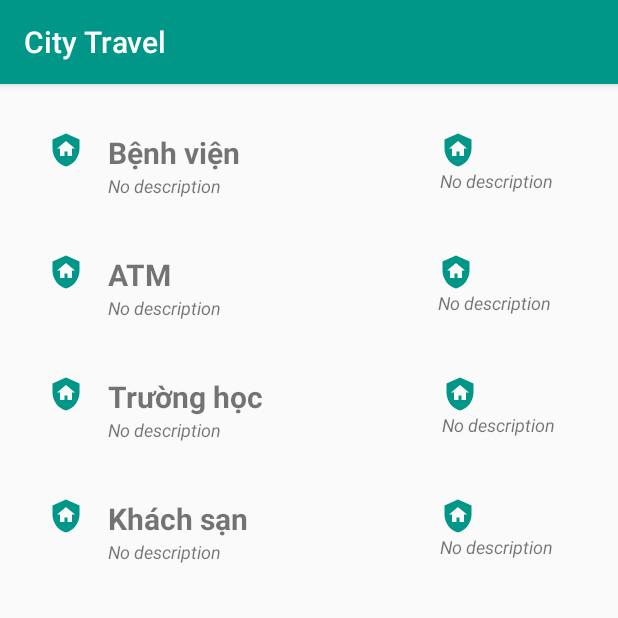
After one commit to MinhDat/City-Travel, an Android app: the fragment_search_locations screen opened directly, with no data from a screen before it, on a phone screen of 412 x 824 dp, the top half of it. The commit adds this screen. Run offline under Robolectric (Android 15) with nearby library versions, the phone set to English and light mode, and no system bars; 2 statements that could not run were skipped.

Commit message:
add search location

```diff
--- a/CityTravel/app/build.gradle
+++ b/CityTravel/app/build.gradle
@@ -33,4 +33,5 @@ dependencies {
     compile 'com.roughike:bottom-bar:2.0.+'
     compile 'com.android.support:recyclerview-v7:24.0.+'
     testCompile 'junit:junit:4.12'
+    compile 'com.mcxiaoke.volley:library-aar:1.0.0'
 }
--- a/CityTravel/app/src/main/AndroidManifest.xml
+++ b/CityTravel/app/src/main/AndroidManifest.xml
@@ -45,6 +45,10 @@
             android:theme="@style/AppTheme.NoActionBar">
 
         </activity>
+		 <activity android:name=".fragment_search_locations"
+            android:screenOrientation="portrait"
+            android:theme="@style/AppTheme">
+        </activity>
     </application>
 
 </manifest>
--- a/CityTravel/app/src/main/java/com/example/thaianhit/citytravel/CustomRecyclerAdapter.java
+++ b/CityTravel/app/src/main/java/com/example/thaianhit/citytravel/CustomRecyclerAdapterSearch.java
@@ -1,13 +1,13 @@
 package com.example.thaianhit.citytravel;
 
+/**
+ * Created by NGUYEN TUAN ANH on 11/8/2016.
+ */
 import android.content.Context;
 import android.support.v7.widget.RecyclerView;
-import android.text.Layout;
-import android.util.Log;
 import android.view.LayoutInflater;
 import android.view.View;
 import android.view.ViewGroup;
-import android.view.animation.AlphaAnimation;
 import android.view.animation.Animation;
 import android.view.animation.AnimationUtils;
 import android.widget.ImageView;
@@ -16,22 +16,18 @@ import android.widget.TextView;
 
 import java.util.ArrayList;
 import java.util.List;
-import com.example.thaianhit.citytravel.CustomRecyclerAdapter.RecyclerViewHolder;
-/**
- * Created by NGUYEN TUAN ANH on 11/8/2016.
- */
-
-public class CustomRecyclerAdapter extends RecyclerView.Adapter<RecyclerViewHolder>  {
-    private List<DataRecycler> listData = new ArrayList<DataRecycler>();
+import com.example.thaianhit.citytravel.CustomRecyclerAdapterSearch.RecyclerViewHolder;
+public class CustomRecyclerAdapterSearch extends RecyclerView.Adapter<RecyclerViewHolder>  {
+    private List<DataRecyclerSearch> listData = new ArrayList<DataRecyclerSearch>();
     private int lastPosition = -1;
     private Context context;
 
-    public CustomRecyclerAdapter(List<DataRecycler> listData,Context context) {
+    public CustomRecyclerAdapterSearch(List<DataRecyclerSearch> listData, Context context) {
         this.listData = listData;
         this.context=context;
     }
 
-    public void updateList(List<DataRecycler> data) {
+    public void updateList(List<DataRecyclerSearch> data) {
         listData = data;
         notifyDataSetChanged();
     }
@@ -42,12 +38,18 @@ public class CustomRecyclerAdapter extends RecyclerView.Adapter<RecyclerViewHold
     }
 
     @Override
-    public RecyclerViewHolder onCreateViewHolder(ViewGroup viewGroup,
-                                                 int position) {
+    public RecyclerViewHolder onCreateViewHolder(ViewGroup viewGroup, int position) {
         LayoutInflater inflater = LayoutInflater.from(viewGroup.getContext());
-        View itemView = inflater.inflate(R.layout.item_recycler, viewGroup, false);
+        View itemView = inflater.inflate(R.layout.item_recycler_search_location, viewGroup, false);
         return new RecyclerViewHolder(itemView);
     }
+
+    @Override
+    public void onBindViewHolder(RecyclerViewHolder holder, int position) {
+        holder.name_location.setText(listData.get(position).getName());
+       setAnimation(holder.container,position);
+    }
+
     public void setAnimation(View viewToAnimate, int position)
     {
         // If the bound view wasn't previously displayed on screen, it's animated
@@ -58,13 +60,9 @@ public class CustomRecyclerAdapter extends RecyclerView.Adapter<RecyclerViewHold
             lastPosition = position;
         }
     }
-    @Override
-    public void onBindViewHolder(RecyclerViewHolder viewHolder, int position) {
-        viewHolder.txtName.setText(listData.get(position).getName());
-        setAnimation(viewHolder.container,position);
-    }
 
-    public void addItem(int position, DataRecycler data) {
+
+    public void addItem(int position, DataRecyclerSearch data) {
         listData.add(position, data);
         notifyItemInserted(position);
     }
@@ -75,20 +73,23 @@ public class CustomRecyclerAdapter extends RecyclerView.Adapter<RecyclerViewHold
     }
 
 
-
     public class RecyclerViewHolder extends RecyclerView.ViewHolder implements
             View.OnClickListener {
 
-        public TextView txtName;
-        public TextView txtDescription;
-        public ImageView img_icon;
+        public ImageView photo_location;
+        public TextView name_location;
+        public TextView discriptionlocation;
+        public ImageView ratinglocation;
+        public TextView text_rating;
         LinearLayout container;
         public RecyclerViewHolder(View itemView) {
             super(itemView);
-            container=(LinearLayout) itemView.findViewById(R.id.item_recycler);
-            txtName = (TextView) itemView.findViewById(R.id.category_name);
-            txtDescription=(TextView)itemView.findViewById(R.id.category_description);
-            img_icon = (ImageView) itemView.findViewById(R.id.category_photo);
+            container=(LinearLayout) itemView.findViewById(R.id.recyclersearch);
+            photo_location=(ImageView)itemView.findViewById(R.id.photo_location);
+            name_location=(TextView)itemView.findViewById(R.id.name_location);
+            discriptionlocation=(TextView)itemView.findViewById(R.id.description_location);
+            ratinglocation=(ImageView)itemView.findViewById(R.id.rating_location);
+            text_rating=(TextView)itemView.findViewById(R.id.text_rating);
         }
 
         // remove item when click button delete
--- a/CityTravel/app/src/main/java/com/example/thaianhit/citytravel/DataRecycler.java
+++ b/CityTravel/app/src/main/java/com/example/thaianhit/citytravel/DataRecyclerHome.java
@@ -4,13 +4,13 @@ package com.example.thaianhit.citytravel;
  * Created by NGUYEN TUAN ANH on 11/8/2016.
  */
 
-public class DataRecycler {
+public class DataRecyclerHome {
     // Tên của danh mục tìm kiếm: Bệnh viện, Cửa hàng,...
     public String name;
     // Phần mô tả cho danh mục đó
     public String Description;
     // Khởi tạo dữ liệu cho danh mục
-    public DataRecycler(String name,String Description) {
+    public DataRecyclerHome(String name, String Description) {
         this.name = name;
         this.Description=Description;
     }
--- /dev/null
+++ b/CityTravel/app/src/main/java/com/example/thaianhit/citytravel/DataRecyclerSearch.java
@@ -0,0 +1,32 @@
+package com.example.thaianhit.citytravel;
+
+/**
+ * Created by NGUYEN TUAN ANH on 11/9/2016.
+ */
+
+public class DataRecyclerSearch {
+        public String name;
+        // Phần mô tả cho danh mục đó
+        public String Description;
+        public String rating;
+        // Khởi tạo dữ liệu cho danh mục
+        public DataRecyclerSearch(String name, String Description,String rating) {
+            this.name = name;
+            this.Description=Description;
+            this.rating=rating;
+        }
+        // Lấy tên danh mục
+        public String getName() {
+            return name;
+        }
+        // Gán tên danh mục
+        public void setName(String name) {
+            this.name = name;
+        }
+        public String getDescription() {
+            return Description;
+        }
+        public void setDescription(String description) {
+            this.Description= description;
+        }
+}
--- /dev/null
+++ b/CityTravel/app/src/main/java/com/example/thaianhit/citytravel/fragment_search_locations.java
@@ -0,0 +1,43 @@
+package com.example.thaianhit.citytravel;
+
+import android.os.Bundle;
+import android.support.v7.app.AppCompatActivity;
+import android.support.v7.widget.LinearLayoutManager;
+import android.support.v7.widget.RecyclerView;
+import android.widget.ImageView;
+
+import java.util.ArrayList;
+import java.util.List;
+
+public class fragment_search_locations extends AppCompatActivity {
+    private RecyclerView recyclerView;
+    private CustomRecyclerAdapterSearch adapter;
+    private RecyclerView.LayoutManager layoutManager;
+    private ImageView img_backround;
+    private List<DataRecyclerSearch> listData = new ArrayList<DataRecyclerSearch>();
+    @Override
+    protected void onCreate(Bundle savedInstanceState) {
+        super.onCreate(savedInstanceState);
+        setContentView(R.layout.activity_fragment_search_locations);
+        recyclerView = (RecyclerView) findViewById(R.id.recycler);
+
+        // If the size of views will not change as the data changes.
+        recyclerView.setHasFixedSize(true);
+
+        // Setting the LayoutManager.
+        layoutManager = new LinearLayoutManager(this);
+        recyclerView.setLayoutManager(layoutManager);
+        DataRecyclerSearch a=new DataRecyclerSearch("Bệnh viện","Nodescription","10");
+        DataRecyclerSearch b=new DataRecyclerSearch("ATM","Nodescription","10");
+        DataRecyclerSearch c=new DataRecyclerSearch("Trường học","Nodescription","10");
+        DataRecyclerSearch d=new DataRecyclerSearch("Khách sạn","Nodescription","10");
+        listData.add(a);
+        listData.add(b);
+        listData.add(c);
+        listData.add(d);
+        // Setting the adapter.
+        adapter = new CustomRecyclerAdapterSearch(listData,fragment_search_locations.this);
+        recyclerView.setAdapter(adapter);
+    }
+
+}
--- a/CityTravel/app/src/main/res/layout/activity_fragment_home.xml
+++ b/CityTravel/app/src/main/res/layout/activity_fragment_home.xml
@@ -36,10 +36,11 @@
         </android.support.design.widget.CollapsingToolbarLayout>
     </android.support.design.widget.AppBarLayout>
 
-    <include layout="@layout/content_fragment_home" />
+    <include layout="@layout/content_fragment" />
 
     <android.support.design.widget.FloatingActionButton
-        android:id="@+id/fab"
+        android:clickable="true"
+        android:id="@+id/Search"
         android:layout_width="wrap_content"
         android:layout_height="wrap_content"
         android:layout_margin="@dimen/fab_margin"
--- /dev/null
+++ b/CityTravel/app/src/main/res/layout/activity_fragment_search_locations.xml
@@ -0,0 +1,18 @@
+<?xml version="1.0" encoding="utf-8"?>
+<android.support.v4.widget.SwipeRefreshLayout xmlns:android="http://schemas.android.com/apk/res/android"
+    android:id="@+id/swipe_refresh_layout"
+    android:layout_width="match_parent"
+    android:layout_height="wrap_content">
+<RelativeLayout xmlns:android="http://schemas.android.com/apk/res/android"
+    xmlns:tools="http://schemas.android.com/tools"
+    android:id="@+id/activity_fragment_search_locations"
+    android:layout_width="match_parent"
+    android:layout_height="match_parent"
+    android:paddingBottom="@dimen/activity_vertical_margin"
+    android:paddingLeft="@dimen/activity_horizontal_margin"
+    android:paddingRight="@dimen/activity_horizontal_margin"
+    android:paddingTop="@dimen/activity_vertical_margin"
+    tools:context="com.example.thaianhit.citytravel.fragment_search_locations">
+    <include layout="@layout/content_fragment" />
+</RelativeLayout>
+</android.support.v4.widget.SwipeRefreshLayout>
--- /dev/null
+++ b/CityTravel/app/src/main/res/layout/content_fragment.xml
@@ -0,0 +1,16 @@
+<?xml version="1.0" encoding="utf-8"?>
+<android.support.v4.widget.NestedScrollView xmlns:android="http://schemas.android.com/apk/res/android"
+xmlns:app="http://schemas.android.com/apk/res-auto"
+xmlns:tools="http://schemas.android.com/tools"
+android:layout_width="match_parent"
+android:layout_height="match_parent"
+app:layout_behavior="@string/appbar_scrolling_view_behavior"
+tools:context="com.example.thaianhit.citytravel.fragment_home"
+tools:showIn="@layout/activity_fragment_home">
+// RecyclerView ( Tương tự như listView) chứa danh sách các mục tìm kiếm như : Bệnh viện, Cửa hàng,...
+<android.support.v7.widget.RecyclerView
+    android:id="@+id/recycler"
+    android:layout_width="match_parent"
+    android:layout_height="match_parent"
+    android:scrollbars="vertical" />
+</android.support.v4.widget.NestedScrollView>
--- /dev/null
+++ b/CityTravel/app/src/main/res/layout/item_recycler_search_location.xml
@@ -0,0 +1,76 @@
+<?xml version="1.0" encoding="utf-8"?>
+    <LinearLayout xmlns:android="http://schemas.android.com/apk/res/android"
+        android:layout_width="match_parent" android:layout_height="wrap_content"
+        android:layout_marginBottom="5dp"
+        android:orientation="horizontal"
+        android:weightSum="10"
+        android:id="@+id/recyclersearch"
+        >
+        <RelativeLayout
+            android:layout_width="wrap_content"
+            android:layout_height="wrap_content"
+            android:padding="16dp"
+            android:layout_weight="9"
+            >
+
+            <ImageView
+                android:layout_width="wrap_content"
+                android:layout_height="wrap_content"
+                android:id="@+id/photo_location"
+                android:layout_alignParentLeft="true"
+                android:layout_alignParentTop="true"
+                android:layout_marginRight="16dp"
+                android:background="@drawable/ic_home"
+                />
+
+            <TextView
+                android:layout_width="wrap_content"
+                android:layout_height="wrap_content"
+                android:id="@+id/name_location"
+                android:layout_toRightOf="@+id/photo_location"
+                android:layout_alignParentTop="true"
+                android:textSize="20sp"
+                android:textStyle="bold"
+                />
+
+            <TextView
+                android:layout_width="wrap_content"
+                android:layout_height="wrap_content"
+                android:id="@+id/description_location"
+                android:layout_toRightOf="@+id/photo_location"
+                android:layout_below="@+id/name_location"
+                android:text="No description"
+                android:textSize="12sp"
+                android:textStyle="italic"
+                />
+
+        </RelativeLayout>
+
+        <RelativeLayout
+            android:layout_width="wrap_content"
+            android:layout_height="wrap_content"
+            android:padding="16dp"
+            android:layout_weight="1">
+            <ImageView
+                android:layout_centerHorizontal="true"
+                android:layout_width="wrap_content"
+                android:layout_height="wrap_content"
+                android:id="@+id/rating_location"
+                android:layout_alignParentLeft="true"
+                android:layout_alignParentTop="true"
+                android:layout_marginRight="16dp"
+                android:background="@drawable/ic_home"
+                />
+
+            <TextView
+                android:layout_width="wrap_content"
+                android:layout_height="wrap_content"
+                android:id="@+id/text_rating"
+                android:layout_below="@+id/rating_location"
+                android:text="No description"
+                android:textSize="12sp"
+                android:textStyle="italic"
+                />
+        </RelativeLayout>
+
+    </LinearLayout>
```
Also changed, not shown: CityTravel/app/src/main/java/com/example/thaianhit/citytravel/CustomRecyclerAdapterHome.java (added, +98 -0 lines), CityTravel/app/src/main/java/com/example/thaianhit/citytravel/fragment_home.java (+20 -16 lines), CityTravel/app/src/main/res/layout/content_fragment_home.xml (deleted, +0 -17 lines), CityTravel/app/src/main/res/layout/item_recycler_home.xml (renamed from CityTravel/app/src/main/res/layout/item_recycler.xml, +4 -7 lines).
